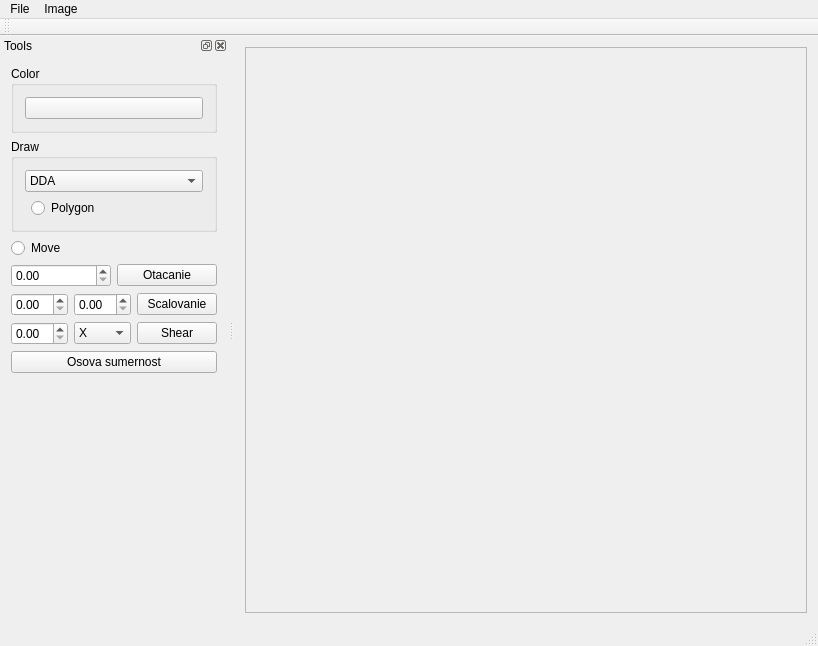
The window that ImageViewer.ui (mavik3/pg) describes before a commit, drawn with Qt 5.
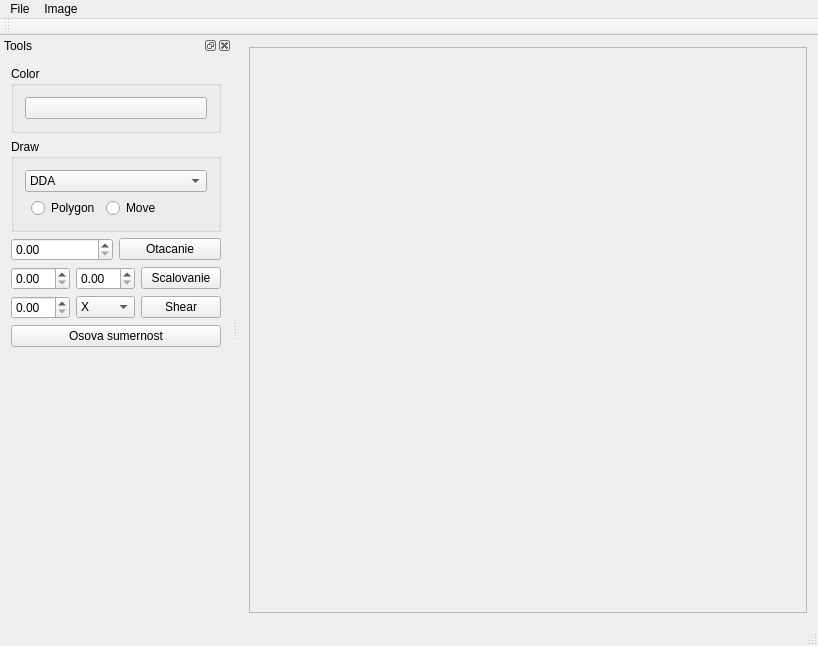
The same window after the commit.

Diff of the .ui file:
```diff
--- a/ImageViewer.ui
+++ b/ImageViewer.ui
@@ -101,7 +101,7 @@
         <string>Draw</string>
        </property>
        <layout class="QGridLayout" name="gridLayout">
-        <item row="0" column="0" colspan="3">
+        <item row="0" column="0" colspan="4">
          <widget class="QComboBox" name="comboBoxLineAlg">
           <item>
            <property name="text">
@@ -120,7 +120,7 @@
           </item>
          </widget>
         </item>
-        <item row="1" column="2">
+        <item row="1" column="3">
          <spacer name="horizontalSpacer">
           <property name="orientation">
            <enum>Qt::Orientation::Horizontal</enum>
@@ -140,14 +140,14 @@
           </property>
          </widget>
         </item>
-       </layout>
-      </widget>
-     </item>
-     <item>
+        <item row="1" column="2">
       <widget class="QRadioButton" name="Move">
        <property name="text">
         <string>Move</string>
        </property>
+         </widget>
+        </item>
+       </layout>
       </widget>
      </item>
      <item>
```
Lines whose indentation alone changed are shown as unchanged.
